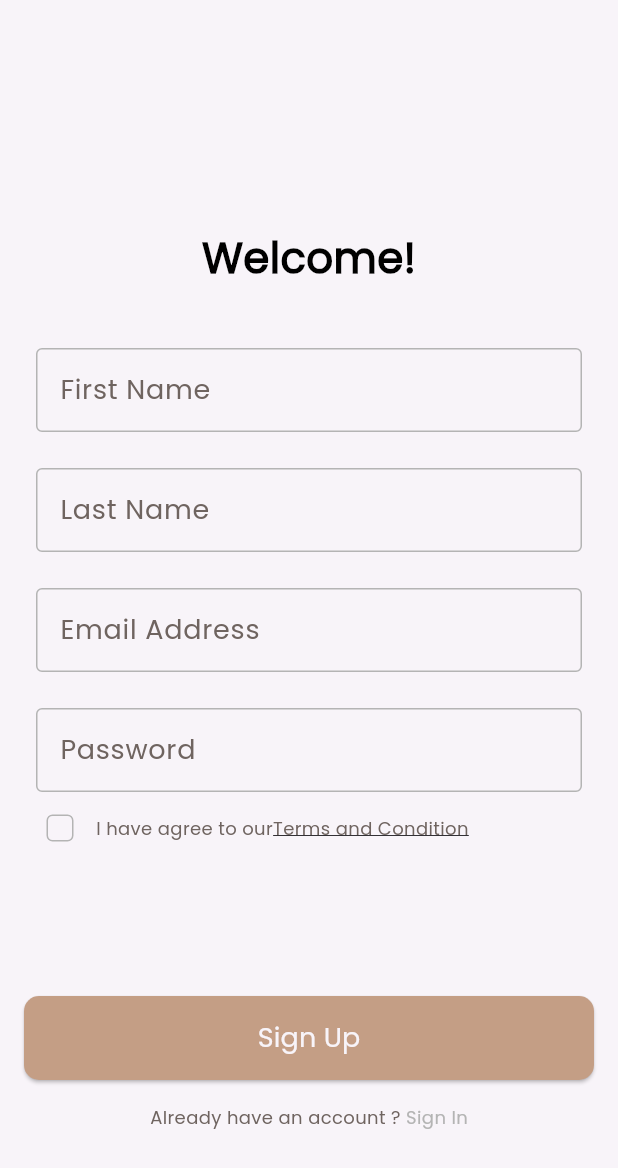
After one commit to kareemsalah720/Dalel, a Flutter app: the screen it shows after launch, after a tap on "Skip", on a phone screen of 412 x 824 dp. The commit adds this screen. Shown: the top 1168 px of the screen. Run offline on Flutter 3.47's test engine with Material 3 defaults, Android fonts, the phone set to English and light mode, and no system bars; our stand-ins replace firebase_auth, firebase_core, flutter_bloc, get_it, go_router, shared_preferences and 1 more; accounts and stored records are empty.

Commit message:
create User With Email And Password

```diff
--- /dev/null
+++ b/lib/app/dalel_app.dart
@@ -0,0 +1,19 @@
+import 'package:dalel/core/routes/app_router.dart';
+import 'package:dalel/core/utils/app_colors.dart';
+import 'package:flutter/material.dart';
+
+class Dalel extends StatelessWidget {
+  const Dalel({super.key});
+
+  @override
+
+  Widget build(BuildContext context) {
+    return MaterialApp.router(
+      theme: ThemeData(
+        scaffoldBackgroundColor: AppColors.offWhite
+      ),
+      debugShowCheckedModeBanner: false,
+      routerConfig: router,
+    );
+  }
+}
--- /dev/null
+++ b/lib/core/functions/check_state_changes.dart
@@ -0,0 +1,18 @@
+import 'package:firebase_auth/firebase_auth.dart';
+import 'package:flutter/foundation.dart';
+
+void checkStateChanges() {
+  FirebaseAuth.instance
+    .authStateChanges()
+    .listen((User? user) {
+      if (user == null) {
+        if (kDebugMode) {
+          print('User is currently signed out!');
+        }
+      } else {
+        if (kDebugMode) {
+          print('User is signed in!');
+        }
+      }
+    });
+}
--- a/lib/features/auth/presentation/auth_cubit/cubit/auth_cubit.dart
+++ b/lib/features/auth/presentation/auth_cubit/cubit/auth_cubit.dart
@@ -1,7 +1,36 @@
+import 'dart:math';
 
 import 'package:dalel/features/auth/presentation/auth_cubit/cubit/auth_state.dart';
+import 'package:firebase_auth/firebase_auth.dart';
 import 'package:flutter_bloc/flutter_bloc.dart';
 
 class AuthCubit extends Cubit<AuthState> {
   AuthCubit() : super(AuthInitial());
+  late String? fristName;
+  late String? lastName;
+  late String? emailAddress;
+  late String? password;
+
+  CreateUserWithEmailAndPassword(
+      ) async {
+    try {
+      emit(SignupLoadingState());
+      final credential =
+          await FirebaseAuth.instance.createUserWithEmailAndPassword(
+        email: emailAddress!,
+        password: password!,
+      );
+      emit(SignupSuccessState());
+    } on FirebaseAuthException catch (e) {
+      if (e.code == 'weak-password') {
+        emit(SignupFailuerState(
+            errorMessage: 'The password provided is too weak.'));
+      } else if (e.code == 'email-already-in-use') {
+        emit(SignupFailuerState(
+            errorMessage: 'The account already exists for that email.'));
+      }
+    } catch (e) {
+      emit(SignupFailuerState(errorMessage: e.toString()));
+    }
+  }
 }
--- a/lib/features/auth/presentation/auth_cubit/cubit/auth_state.dart
+++ b/lib/features/auth/presentation/auth_cubit/cubit/auth_state.dart
@@ -1,4 +1,11 @@
-
- class AuthState {}
+class AuthState {}
 
 final class AuthInitial extends AuthState {}
+
+final class SignupLoadingState extends AuthState {}
+
+final class SignupSuccessState extends AuthState {}
+
+final class SignupFailuerState extends AuthState {final String errorMessage;
+
+  SignupFailuerState({required this.errorMessage});}
--- a/lib/features/auth/presentation/view/sign_up_view.dart
+++ b/lib/features/auth/presentation/view/sign_up_view.dart
@@ -1,8 +1,6 @@
 import 'package:dalel/core/utils/app_strings.dart';
-import 'package:dalel/core/widgets/custom_button.dart';
-import 'package:dalel/features/auth/presentation/widget/custom_text_field.dart';
+import 'package:dalel/features/auth/presentation/widget/custom_sign_up_form.dart';
 import 'package:dalel/features/auth/presentation/widget/have_an_account_widget.dart';
-import 'package:dalel/features/auth/presentation/widget/terms_and_condition.dart';
 import 'package:dalel/features/auth/presentation/widget/welcome_text_widget.dart';
 import 'package:flutter/material.dart';
 
@@ -11,60 +9,38 @@ class SignUpView extends StatelessWidget {
 
   @override
   Widget build(BuildContext context) {
-    return Scaffold(
+    return const Scaffold(
       body: Padding(
-        padding: const EdgeInsets.symmetric(horizontal: 16),
+        padding: EdgeInsets.symmetric(horizontal: 16),
         child: CustomScrollView(
           slivers: [
-            const SliverToBoxAdapter(
+            SliverToBoxAdapter(
               child: SizedBox(
                 height: 152,
               ),
             ),
-            const SliverToBoxAdapter(
+            SliverToBoxAdapter(
               child: WelcomTextWidget(text: AppStrings.welcome),
             ),
-            const SliverToBoxAdapter(
+            SliverToBoxAdapter(
               child: SizedBox(
                 height: 16,
               ),
             ),
-            const SliverToBoxAdapter(
-              child: CustomTextField(
-                labelText: AppStrings.fristName,
-              ),
+            SliverToBoxAdapter(
+              child: CustomSignUpForm(),
             ),
-            const SliverToBoxAdapter(
-              child: CustomTextField(
-                labelText: AppStrings.lastName,
-              ),
-            ),
-            const SliverToBoxAdapter(
-              child: CustomTextField(
-                labelText: AppStrings.emailAddress,
-              ),
-            ),
-            const SliverToBoxAdapter(
-              child: CustomTextField(
-                labelText: AppStrings.password,
-              ),
-            ),
-            const SliverToBoxAdapter(
-              child: TermsAndCondition(),
-            ),
-            const SliverToBoxAdapter(
+            SliverToBoxAdapter(
               child: SizedBox(
-                height: 88,
+                height: 16,
               ),
             ),
             SliverToBoxAdapter(
-              child: CustomBtn(
-                text: AppStrings.signUp,
-                onPressed: () {},
+              child: HaveAnAccountWidget(
+                text1: AppStrings.alreadyHaveAnAccount,
+                text2: AppStrings.signIn,
               ),
-            ),
-            const SliverToBoxAdapter(child: SizedBox(height: 16,),),
-            const SliverToBoxAdapter(child: HaveAnAccountWidget(text1: AppStrings.alreadyHaveAnAccount,text2: AppStrings.signIn,),)
+            )
           ],
         ),
       ),
--- /dev/null
+++ b/lib/features/auth/presentation/widget/custom_sign_up_form.dart
@@ -0,0 +1,64 @@
+import 'package:dalel/core/utils/app_strings.dart';
+import 'package:dalel/core/widgets/custom_button.dart';
+import 'package:dalel/features/auth/presentation/auth_cubit/cubit/auth_cubit.dart';
+import 'package:dalel/features/auth/presentation/auth_cubit/cubit/auth_state.dart';
+import 'package:dalel/features/auth/presentation/widget/custom_text_field.dart';
+import 'package:dalel/features/auth/presentation/widget/terms_and_condition.dart';
+import 'package:flutter/material.dart';
+import 'package:flutter_bloc/flutter_bloc.dart';
+
+class CustomSignUpForm extends StatelessWidget {
+  const CustomSignUpForm({super.key});
+
+  @override
+  Widget build(BuildContext context) {
+    return BlocConsumer<AuthCubit, AuthState>(
+      listener: (context, state) {
+        // TODO: implement listener
+      },
+      builder: (context, state) {
+        return Form(
+          child: Column(
+            children: [
+              CustomTextFormField(
+                labelText: AppStrings.fristName,
+                onChanged: (fristName) {
+                  BlocProvider.of<AuthCubit>(context).fristName = fristName;
+                },
+              ),
+              CustomTextFormField(
+                labelText: AppStrings.lastName,
+                onChanged: (lastName) {
+                  BlocProvider.of<AuthCubit>(context).lastName = lastName;
+                },
+              ),
+              CustomTextFormField(
+                labelText: AppStrings.emailAddress,
+                onChanged: (emailAddress) {
+                  BlocProvider.of<AuthCubit>(context).emailAddress = emailAddress;
+                },
+              ),
+              CustomTextFormField(
+                labelText: AppStrings.password,
+                onChanged: (password) {
+                  BlocProvider.of<AuthCubit>(context).password = password;
+                },
+              ),
+              const TermsAndCondition(),
+              const SizedBox(
+                height: 88,
+              ),
+              CustomBtn(
+                text: AppStrings.signUp,
+                onPressed: () {
+                  BlocProvider.of<AuthCubit>(context).CreateUserWithEmailAndPassword(
+                  );
+                },
+              ),
+            ],
+          ),
+        );
+      },
+    );
+  }
+}
--- a/lib/features/auth/presentation/widget/custom_text_field.dart
+++ b/lib/features/auth/presentation/widget/custom_text_field.dart
@@ -1,19 +1,24 @@
-
-
 import 'package:dalel/core/utils/app_colors.dart';
 import 'package:dalel/core/utils/app_text_style.dart';
 import 'package:flutter/material.dart';
 
-class CustomTextField extends StatelessWidget {
-  const CustomTextField({super.key, required this.labelText});
-final String labelText;
+class CustomTextFormField extends StatelessWidget {
+  const CustomTextFormField(
+      {super.key,
+      required this.labelText,
+      this.onChanged,
+      this.onFieldSubmitted});
+  final  labelText;
+  final  Function(String)? onChanged;
+  final  Function(String)? onFieldSubmitted;
+
   @override
-
   Widget build(BuildContext context) {
     return Padding(
-      padding: const EdgeInsets.only(right: 8,left: 8,top: 24),
-      child: TextField(
-
+      padding: const EdgeInsets.only(right: 8, left: 8, top: 24),
+      child: TextFormField(
+        onChanged: onChanged,
+        onFieldSubmitted: onFieldSubmitted,
         decoration: InputDecoration(
           labelText: labelText,
           labelStyle: CustomTextStyles.poppins500style18,
@@ -27,10 +32,7 @@ final String labelText;
 }
 
 OutlineInputBorder getBorderStyle() {
-return OutlineInputBorder
-(
-borderRadius: BorderRadius.circular(4),
-borderSide: BorderSide(color: AppColors.lightGrey)
-);
-
+  return OutlineInputBorder(
+      borderRadius: BorderRadius.circular(4),
+      borderSide: BorderSide(color: AppColors.lightGrey));
 }
--- a/lib/main.dart
+++ b/lib/main.dart
@@ -1,10 +1,12 @@
+
+import 'package:dalel/app/dalel_app.dart';
 import 'package:dalel/core/Services/Service_Locator.dart';
 import 'package:dalel/core/database/Cache/Cache_Helper.dart';
-import 'package:dalel/core/routes/app_router.dart';
-import 'package:dalel/core/utils/app_colors.dart';
+import 'package:dalel/core/functions/check_state_changes.dart';
 import 'package:dalel/firebase_options.dart';
 import 'package:firebase_core/firebase_core.dart';
 import 'package:flutter/material.dart';
+
 
 void main()async
 {
@@ -14,22 +16,7 @@ void main()async
 );
   setupServiceLocator();
 await getIt<CacheHelper>().init();
+
+checkStateChanges();
   runApp(Dalel());
 }
-
-
-class Dalel extends StatelessWidget {
-  const Dalel({super.key});
-
-  @override
-
-  Widget build(BuildContext context) {
-    return MaterialApp.router(
-      theme: ThemeData(
-        scaffoldBackgroundColor: AppColors.offWhite
-      ),
-      debugShowCheckedModeBanner: false,
-      routerConfig: router,
-    );
-  }
-}
--- a/pubspec.yaml
+++ b/pubspec.yaml
@@ -29,6 +29,7 @@ environment:
 # versions available, run `flutter pub outdated`.
 dependencies:
   cupertino_icons: ^1.0.8
+  firebase_auth: ^5.3.1
   firebase_core: ^3.6.0
   flutter:
     sdk: flutter
```
Also changed, not shown: pubspec.lock, 4 other files.
